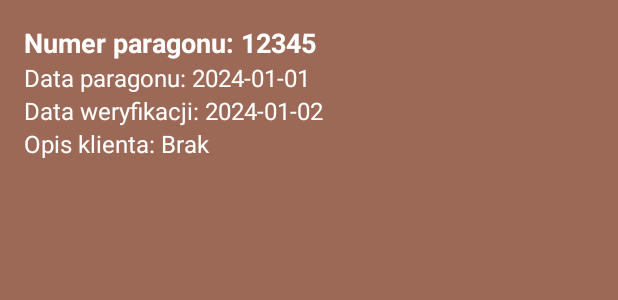
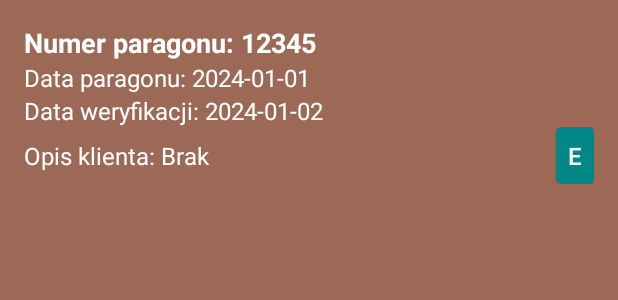
Before and after one commit to RadoslawKaminski/Paragownik, an Android app: the layout receipt_item.xml on its own in the app's theme, with its tools: preview values and no code run, on a phone screen of 412 x 824 dp. Shown: the top 300 px of the screen. Run offline under Robolectric (Android 15) with nearby library versions, the phone set to English and light mode, and no system bars.

Commit message:
dodanie przycisku i ekranu edycji paragonu (base)

```diff
--- a/app/src/main/AndroidManifest.xml
+++ b/app/src/main/AndroidManifest.xml
@@ -28,6 +28,7 @@
                 <category android:name="android.intent.category.LAUNCHER" />
             </intent-filter>
         </activity>
+        <activity android:name=".EditReceiptActivity" />
     </application>
 
 </manifest>
--- a/app/src/main/res/layout/receipt_item.xml
+++ b/app/src/main/res/layout/receipt_item.xml
@@ -1,11 +1,10 @@
 <?xml version="1.0" encoding="utf-8"?>
-
 <LinearLayout xmlns:android="http://schemas.android.com/apk/res/android"
     android:layout_width="match_parent"
     android:layout_height="wrap_content"
     android:orientation="vertical"
     android:padding="16dp"
-    android:background="@color/light_brown_background"> <!-- Opcjonalnie, tło elementu listy też może być brązowe -->
+    android:background="@color/light_brown_background">
 
     <TextView
         android:id="@+id/receiptNumberTextView"
@@ -13,27 +12,51 @@
         android:layout_height="wrap_content"
         android:textSize="18sp"
         android:textStyle="bold"
-        android:text="Numer paragonu: 12345" /> <!-- Przykładowy tekst -->
+        android:text="Numer paragonu: 12345" />
 
     <TextView
         android:id="@+id/receiptDateTextView"
         android:layout_width="match_parent"
         android:layout_height="wrap_content"
         android:textSize="16sp"
-        android:text="Data paragonu: 2024-01-01" /> <!-- Przykładowy tekst -->
+        android:text="Data paragonu: 2024-01-01" />
 
     <TextView
         android:id="@+id/verificationDateTextView"
         android:layout_width="match_parent"
         android:layout_height="wrap_content"
         android:textSize="16sp"
-        android:text="Data weryfikacji: 2024-01-02" /> <!-- Przykładowy tekst -->
+        android:text="Data weryfikacji: 2024-01-02" />
 
-    <TextView
-        android:id="@+id/clientDescriptionTextView"
+    <LinearLayout
         android:layout_width="match_parent"
         android:layout_height="wrap_content"
-        android:textSize="16sp"
-        android:text="Opis klienta: Brak" /> <!-- Przykładowy tekst -->
+        android:orientation="horizontal"
+        android:gravity="center_vertical"> <!-- Dodano LinearLayout poziomy -->
+
+        <TextView
+            android:id="@+id/clientDescriptionTextView"
+            android:layout_width="0dp"
+            android:layout_height="wrap_content"
+            android:layout_weight="1"
+            android:textSize="16sp"
+            android:text="Opis klienta: Brak" />
+
+        <Button
+            android:id="@+id/editReceiptButton"
+            android:layout_width="wrap_content"
+            android:layout_height="wrap_content"
+            android:text="e"
+            android:textSize="16sp"
+            android:padding="8dp"
+            android:minWidth="0dp"
+            android:minHeight="0dp"
+            android:insetTop="0dp"
+            android:insetBottom="0dp"
+            android:insetLeft="0dp"
+            android:insetRight="0dp"
+            android:backgroundTint="@color/teal_700"
+            android:textColor="@color/white_text" />
+    </LinearLayout>
 
 </LinearLayout>
```
Also changed, not shown: app/src/main/java/com/kaminski/paragownik/EditReceiptActivity.kt (added, +12 -0 lines), app/src/main/java/com/kaminski/paragownik/ReceiptAdapter.kt (+13 -2 lines), app/src/main/java/com/kaminski/paragownik/ReceiptListActivity.kt (+9 -2 lines), app/src/main/res/layout/activity_edit_receipt.xml (added, +190 -0 lines).
